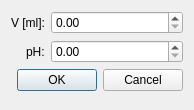
First picture: the form in valueinputdialog.ui, repository schaerfo/titrafit, before the edit.
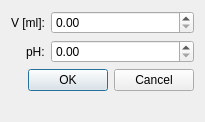
Second picture: the form after the edit.

Patch:
```diff
--- a/valueinputdialog.ui
+++ b/valueinputdialog.ui
@@ -22,8 +22,8 @@
    <rect>
     <x>0</x>
     <y>0</y>
-    <width>194</width>
-    <height>110</height>
+    <width>205</width>
+    <height>122</height>
    </rect>
   </property>
   <property name="windowTitle">
```
Left out of the diff: 2 changed lines with no effect on the pictures.
